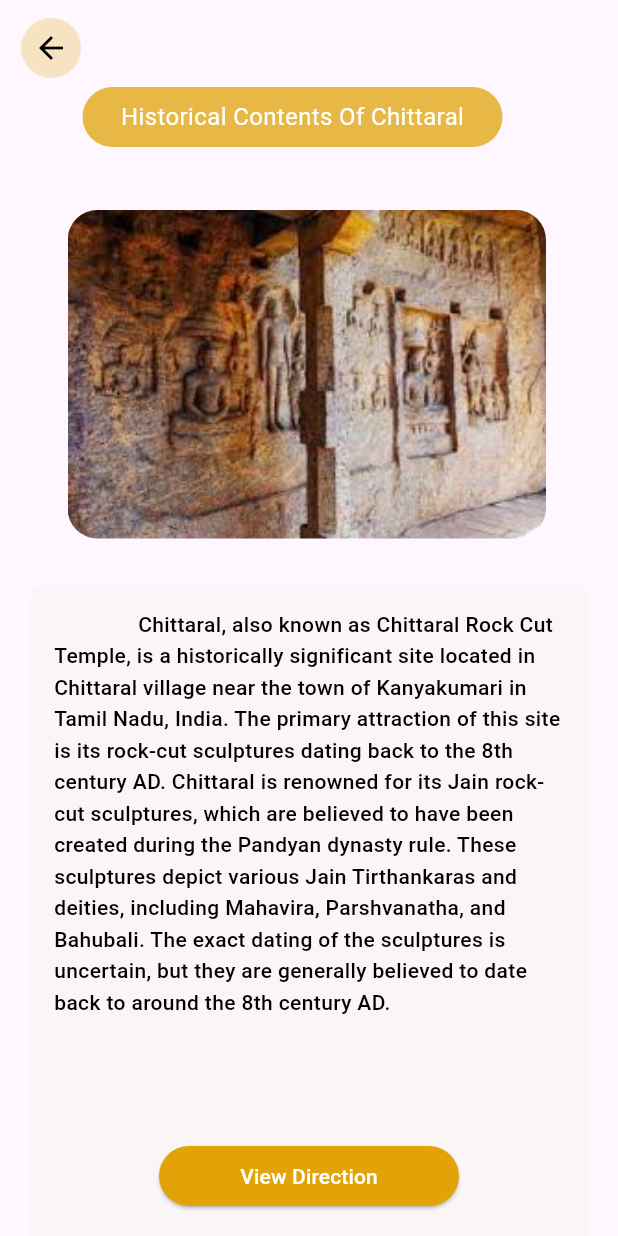
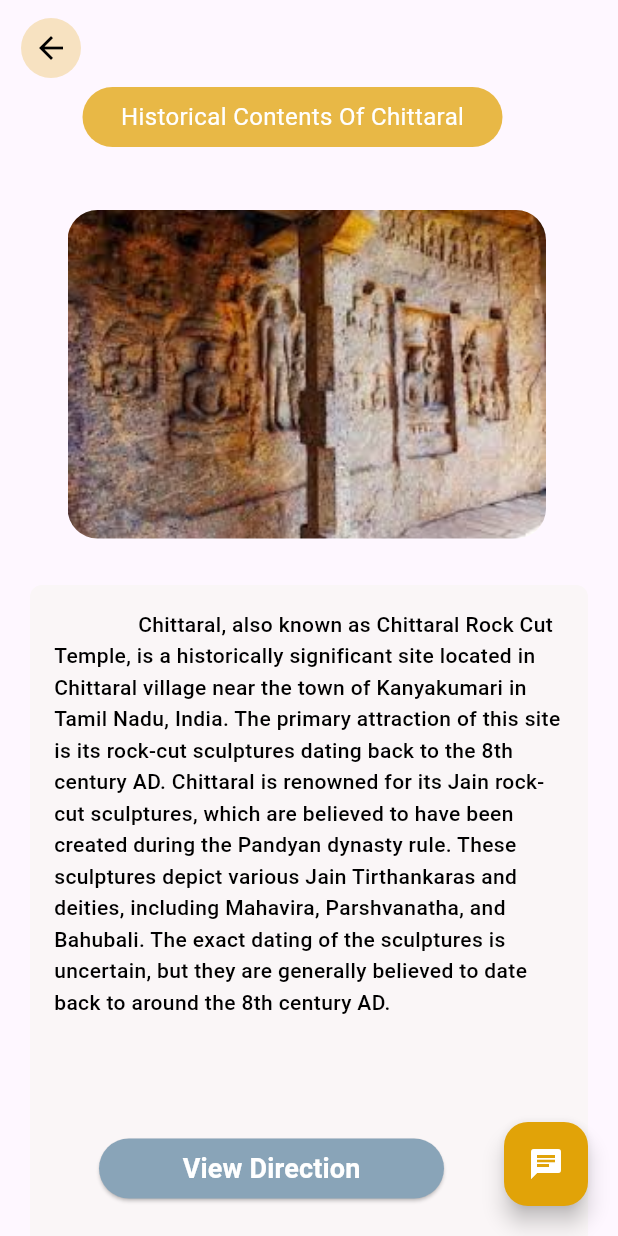
Before and after one commit to razeemarc/flutter_text_to_speech, a Flutter app: the RatingScreen screen opened directly, after a tap on the "arrow back" icon, on a phone screen of 412 x 824 dp. Run offline on Flutter 3.47's test engine with Material 3 defaults, Android fonts, the light colour scheme and no system bars; our stand-ins replace flutter_tts, google_generative_ai; network calls fail; Roboto replaces fonts that are missing (Poppins).

Commit message:
ChatBot Integrated

```diff
--- a/lib/pages/contentment.dart
+++ b/lib/pages/contentment.dart
@@ -2,10 +2,16 @@ import 'package:flutter/material.dart';
 import 'feedback.dart';
 import 'interactive_page.dart';
 import 'package:url_launcher/url_launcher.dart';
+import 'chatbot.dart';
 final Uri _url = Uri.parse('https://my.atlist.com/map/4d042eb5-b5cb-43b8-90d8-87c4e1ed7140/?share=true');
 class ContentPage extends StatelessWidget {
   const ContentPage({super.key});
-
+  void _navigateToChatScreen(BuildContext context) {
+    Navigator.push(
+      context,
+      MaterialPageRoute(builder: (context) => const ChatScreen()),
+    );
+  }
   @override
   Widget build(BuildContext context) {
     return MaterialApp(
@@ -114,22 +120,40 @@ class ContentPage extends StatelessWidget {
                   ),
                 ),
                 Positioned(
-                  left: 90,
-                  right: 90,
-                  bottom: 0,
+                  left: 50,
+                  right: 100,
+                  bottom: 5,
                   child: Container(
                     padding: EdgeInsets.all(16.0),
                     // Adjust the background color
                     child: SizedBox(
-
                       child: ElevatedButton(
-                        onPressed: _launchUrl ,
+                        onPressed: _launchUrl,
                         style: ElevatedButton.styleFrom(
-                          foregroundColor: Colors.white, backgroundColor: Color(0xFFE1A308), // Set the text color
+                          foregroundColor: Colors.white,
+                          backgroundColor: Color.fromRGBO(137, 164, 184, 1), // Set the background color
                         ),
-                        child: Text('View Direction'),
+                        child: Text(
+                          'View Direction',
+                          style: TextStyle(
+                            fontWeight: FontWeight.bold, // Make the text bold
+                            fontSize: 18, // Set the font size
+                          ),
+                        ),
                       ),
                     ),
+                  ),
+                ),
+
+                Positioned(
+                  bottom: 20.0, // Adjust this value to change the button's vertical position
+                  right: 20.0, // Adjust this value to change the button's horizontal position
+                  child: FloatingActionButton(
+                    onPressed: () {
+                      _navigateToChatScreen(context);
+                    },
+                    child: const Icon(Icons.chat, color: Colors.white), // Change the icon color here
+                    backgroundColor: const Color(0xFFE1A308), // Change the background color here
                   ),
                 ),
               ],
--- a/lib/pages/interactive_page.dart
+++ b/lib/pages/interactive_page.dart
@@ -156,7 +156,7 @@ class _ImageSliderScreenState extends State<ImageSliderScreen> {
   bool showSecondCharacter = false;
 
   String firstCharacterText =CHAR1_VOICE1;
-      String secondCharacterText =CHAR2_VOICE1;
+  String secondCharacterText =CHAR2_VOICE1;
 
   @override
   void initState() {
@@ -451,6 +451,7 @@ class _ImageSliderScreenState extends State<ImageSliderScreen> {
                       ),
                     ),
                   ),
+
                 ],
               ),
             ),
--- a/pubspec.yaml
+++ b/pubspec.yaml
@@ -37,6 +37,8 @@ dependencies:
   cupertino_icons: ^1.0.2
   flutter_tts: ^3.8.3
   url_launcher: ^6.2.5
+  google_generative_ai: ^0.3.1
+  intl: ^0.19.0
 
 dev_dependencies:
   flutter_test:
@@ -63,7 +65,6 @@ flutter:
   # To add assets to your application, add an assets section, like this:
   assets:
      - assets/
-  #   - images/a_dot_ham.jpeg
 
   # An image asset can refer to one or more resolution-specific "variants", see
   # https://flutter.dev/assets-and-images/#resolution-aware
```
Also changed, not shown: lib/pages/chatbot.dart (added, +204 -0 lines), pubspec.lock.
